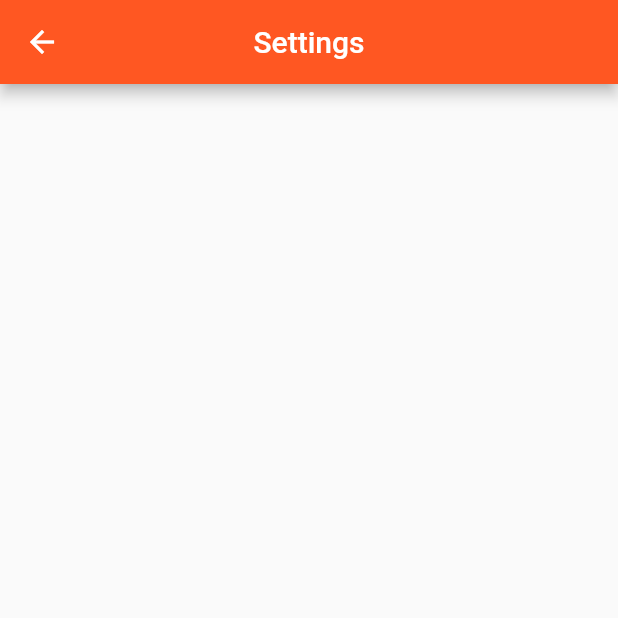
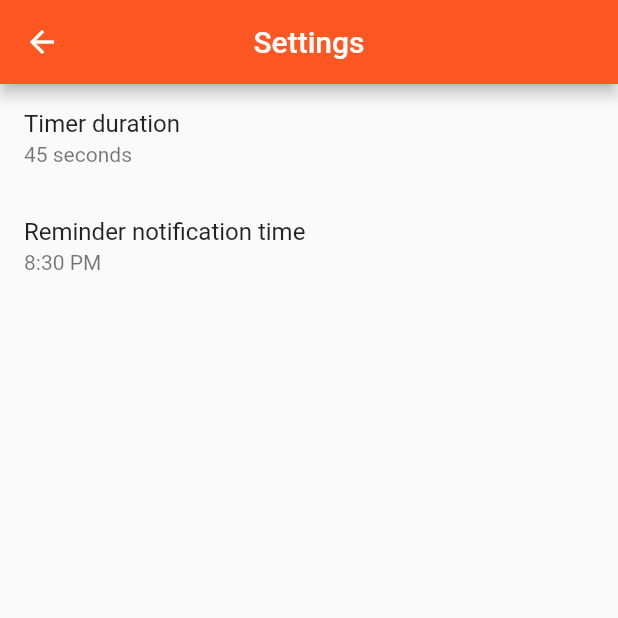
Before and after one commit to dominik-korsa/injection-assistant, a Flutter app: the SettingsRoute screen opened directly, on a phone screen of 412 x 824 dp, the top half of it. Run offline on Flutter 3.47's test engine with Material 2 defaults, Android fonts, the phone set to English and light mode, and no system bars; our stand-ins replace numberpicker, shared_preferences; missing offline and left inert: vibrate; accounts and stored records are empty.

Commit message:
Make settings interactive

```diff
--- a/lib/dataManager.dart
+++ b/lib/dataManager.dart
@@ -1,5 +1,6 @@
 import 'dart:async';
 import 'dart:math';
+import 'package:flutter/material.dart';
 import 'package:shared_preferences/shared_preferences.dart';
 
 class DataManager {
@@ -43,6 +44,14 @@ class DataManager {
   static void setTimerDuration(int duration) {
     _KeystoreConnector.setTimerDuration(duration);
   }
+
+  static Future<TimeOfDay> getNotificationTime() {
+    return _KeystoreConnector.getNotificationTime();
+  }
+
+  static void setNotificationTime(TimeOfDay time) {
+    _KeystoreConnector.setNotificationTime(time);
+      }
     }
 
     class _DatabaseConnector {
@@ -83,6 +92,26 @@ class _KeystoreConnector {
         prefs.setInt('timer-duration', duration);
         return;
       }
+
+      static Future<TimeOfDay> getNotificationTime() async {
+        SharedPreferences prefs = await SharedPreferences.getInstance();
+        int timeInMinutes = prefs.getInt('notification-time');
+        if (timeInMinutes == null) {
+          return new TimeOfDay(hour: 20, minute: 30);
+        }
+
+        int hour = (timeInMinutes / 60).floor();
+        int minute = timeInMinutes % 60;
+        TimeOfDay time = new TimeOfDay(hour: hour, minute: minute);
+        return time;
+      }
+
+      static void setNotificationTime(TimeOfDay time) async {
+        SharedPreferences prefs = await SharedPreferences.getInstance();
+        int timeInMinutes = time.hour * 60 + time.minute;
+        prefs.setInt('notification-time', timeInMinutes);
+        return;
+      }
 }
 
 class Day {
--- a/lib/settingsRoute.dart
+++ b/lib/settingsRoute.dart
@@ -1,4 +1,6 @@
 import 'package:flutter/material.dart';
+import 'package:numberpicker/numberpicker.dart';
+import 'package:injection_assistant/dataManager.dart';
 
 class SettingsRoute extends StatefulWidget {
   @override
@@ -6,6 +8,53 @@ class SettingsRoute extends StatefulWidget {
 }
 
 class _SettingsRouteState extends State<SettingsRoute> {
+  int _timerDuration;
+  TimeOfDay _notificationTime;
+
+  @override
+  void initState() {
+    super.initState();
+    setState(() {});
+    DataManager.getNotificationTime().then((TimeOfDay notificationTimeTmp) async {
+      int timerDurationTmp = await DataManager.getTimerDuration();
+      setState(() {
+        _notificationTime = notificationTimeTmp;
+        _timerDuration = timerDurationTmp;
+      });
+    });
+  }
+
+  void _selectTimerDuration() async {
+    int duration = await showDialog<int>(
+      context: context,
+      builder: (BuildContext context) {
+        return new NumberPickerDialog.integer(
+          minValue: 1,
+          maxValue: 120,
+          title: new Text('Select timer time'),
+          initialIntegerValue: _timerDuration ?? 45,
+        );
+      }
+    );
+
+    setState(() {
+      DataManager.setTimerDuration(duration);
+      _timerDuration = duration;
+    });
+  }
+
+  void _selectNotificationTime() async {
+    TimeOfDay pickedTime = await showTimePicker(
+      initialTime: _notificationTime ?? TimeOfDay.now(),
+      context: context,
+    );
+
+    setState(() {
+      DataManager.setNotificationTime(pickedTime);
+      _notificationTime = pickedTime;
+    });
+  }
+
   @override
   Widget build(BuildContext context) {
     return Scaffold(
@@ -13,6 +62,22 @@ class _SettingsRouteState extends State<SettingsRoute> {
         title: new Text('Settings'),
         centerTitle: true,
       ),
+      body: new Container(
+        child: new ListView(
+          children: <Widget>[
+            new ListTile(
+              title: new Text('Timer duration'),
+              subtitle: _timerDuration != null ? new Text('$_timerDuration seconds') : null,
+              onTap: _selectTimerDuration,
+            ),
+            new ListTile(
+              title: new Text('Reminder notification time'),
+              subtitle: _notificationTime != null ? new Text(_notificationTime.format(context)) : null,
+              onTap: _selectNotificationTime,
+            ),
+          ],
+        ),
+      ),
     );
   }
 }
--- a/pubspec.yaml
+++ b/pubspec.yaml
@@ -8,6 +8,7 @@ dependencies:
   intl:
   vibrate:
   shared_preferences:
+  numberpicker:
 
   # The following adds the Cupertino Icons font to your application.
   # Use with the CupertinoIcons class for iOS style icons.
```
Also changed, not shown: pubspec.lock. Lines whose indentation alone changed are shown as unchanged.
